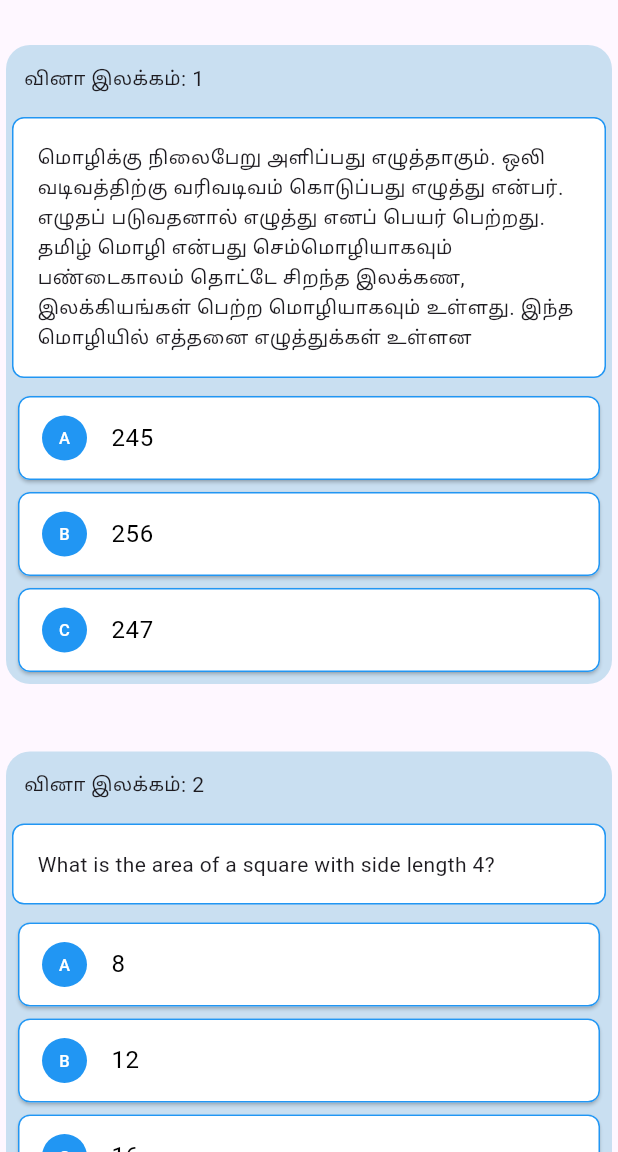
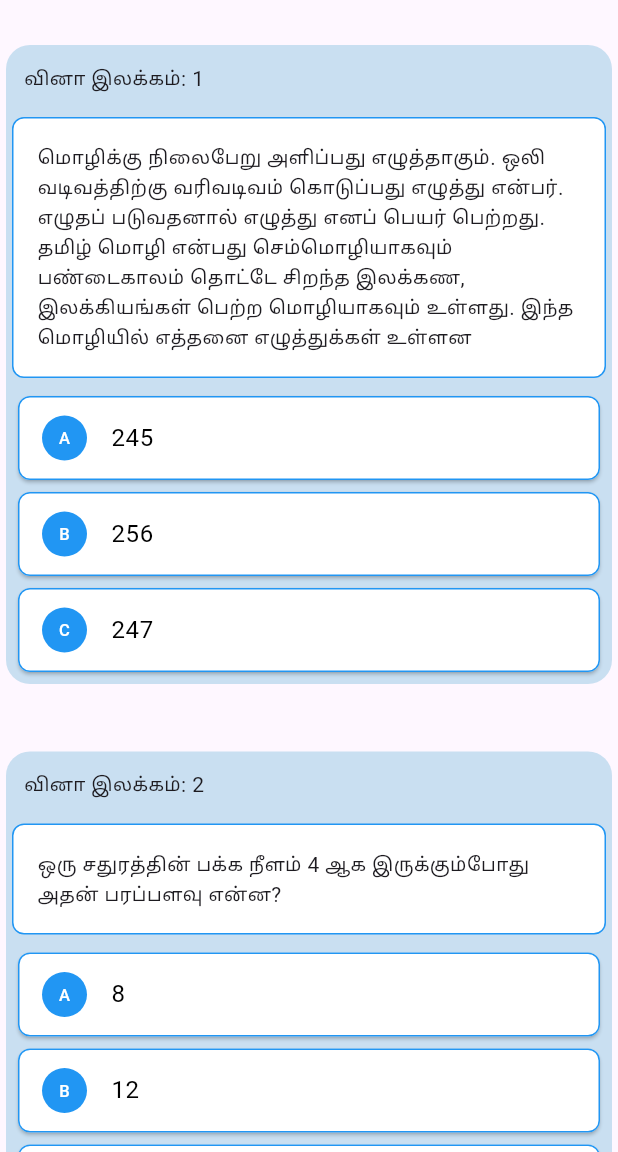
Before and after one commit to sm2irfan/flutter_application_1, a Flutter app: the screen it shows after launch, on a phone screen of 412 x 824 dp, the part 84-1236 px from its top. Run offline on Flutter 3.47's test engine with Material 3 defaults, Android fonts, the phone set to English and light mode, and no system bars.

Commit message:
added some more tamil data

```diff
--- a/lib/assets/data.dart
+++ b/lib/assets/data.dart
@@ -14,7 +14,8 @@ final Map<String, dynamic> jsonData = {
     },
     {
       "questionTitle": "வினா இலக்கம்: 2",
-      "questionText": "What is the area of a square with side length 4?",
+      "questionText":
+          "ஒரு சதுரத்தின் பக்க நீளம் 4 ஆக இருக்கும்போது அதன் பரப்பளவு என்ன?",
       "answerOptions": [
         {"answerPlace": "A", "answerText": "8", "boxNumber": "2.1"},
         {"answerPlace": "B", "answerText": "12", "boxNumber": "2.2"},
@@ -33,56 +34,61 @@ final Map<String, dynamic> jsonData = {
     },
     {
       "questionTitle": "வினா இலக்கம்: 4",
-      "questionText": "Which is the tallest mountain in the world?",
+      "questionText":
+          "ஒரு வட்டத்தின் ஆரம் 7 ஆக இருக்கும்போது அதன் சுற்றளவு என்ன?",
       "answerOptions": [
-        {
-          "answerPlace": "A",
-          "answerText":
-              " added an isSelected parameter to the AnswerOption widget. When isSelected is true, the AnswerOption widget will have a yellow background color. You can pass the selectedAnswer variable to the isSelected parameter to indicate which answer option is selected",
-          "boxNumber": "4.1"
-        },
-        {"answerPlace": "B", "answerText": "K2", "boxNumber": "4.2"},
-        {"answerPlace": "C", "answerText": "Kangchenjunga", "boxNumber": "4.3"}
+        {"answerPlace": "A", "answerText": "14π", "boxNumber": "4.1"},
+        {"answerPlace": "B", "answerText": "22π", "boxNumber": "4.2"},
+        {"answerPlace": "C", "answerText": "44π", "boxNumber": "4.3"}
       ]
     },
     {
       "questionTitle": "வினா இலக்கம்: 5",
-      "questionText": "The Earth is flat.",
+      "questionText": "5 மற்றும் 12 ஆகிய இரண்டு எண்களின் கூட்டு என்ன?",
       "answerOptions": [
-        {"answerPlace": "A", "answerText": "True", "boxNumber": "5.1"},
-        {"answerPlace": "B", "answerText": "False", "boxNumber": "5.2"}
+        {"answerPlace": "A", "answerText": "17", "boxNumber": "5.1"},
+        {"answerPlace": "B", "answerText": "60", "boxNumber": "5.2"},
+        {"answerPlace": "C", "answerText": "30", "boxNumber": "5.3"}
       ]
     },
     {
       "questionTitle": "வினா இலக்கம்: 6",
-      "questionText":
-          "We create a list of QuestionAnswerSet objects and pass each object to the questioAnswerSet() method. We also update the AnswerOption widget to accept an isCorrect parameter and change the color based on whether the answer is correct or not. Finally, we update the selectAnswer() method to accept a boolean parameter to indicate whether the selected answer is correct or not.We create a list of QuestionAnswerSet objects and pass each object to the questioAnswerSet() method. We also update the AnswerOption widget to accept an isCorrect parameter and change the color based on whether the answer is correct or not. Finally, we update the selectAnswer() method to accept a boolean parameter to indicate whether the selected answer is correct or not.",
+      "questionText": "ஒரு முக்கோணத்தின் மூன்று கோணங்களின் மொத்தம் என்ன?",
       "answerOptions": [
-        {"answerPlace": "A", "answerText": "True", "boxNumber": "6.1"},
-        {"answerPlace": "B", "answerText": "False", "boxNumber": "6.2"}
+        {"answerPlace": "A", "answerText": "180°", "boxNumber": "6.1"},
+        {"answerPlace": "B", "answerText": "360°", "boxNumber": "6.2"},
+        {"answerPlace": "C", "answerText": "90°", "boxNumber": "6.3"}
       ]
     },
     {
       "questionTitle": "வினா இலக்கம்: 7",
-      "questionText": "Which animal is known for its long neck?",
+      "questionText":
+          "ஒரு கிலோகிராம் அரிசி மற்றும் ஒரு கிலோகிராம் இரும்பு எது பாரியது?",
+      "answerOptions": [
+        {"answerPlace": "A", "answerText": "அரிசி", "boxNumber": "7.1"},
+        {"answerPlace": "B", "answerText": "இரும்பு", "boxNumber": "7.2"},
+        {"answerPlace": "C", "answerText": "இரண்டும் ஒன்றே", "boxNumber": "7.3"}
+      ]
+    },
+    {
+      "questionTitle": "வினா இலக்கம்: 8",
+      "questionText":
+          "ஒரு மணி நேரத்தில் ஒரு கார் 60 கிலோமீட்டர் செல்கிறது, அது 5 மணி நேரத்தில் எவ்வளவு தூரம் செல்லும்?",
       "answerOptions": [
         {
           "answerPlace": "A",
-          "answerText": "Elephant",
-          "boxNumber": "7.1",
-          "imageUrl": "[Image of Elephant]"
+          "answerText": "300 கிலோமீட்டர்",
+          "boxNumber": "8.1"
         },
         {
           "answerPlace": "B",
-          "answerText": "Giraffe",
-          "boxNumber": "7.2",
-          "imageUrl": "[Image of Giraffe]"
+          "answerText": "360 கிலோமீட்டர்",
+          "boxNumber": "8.2"
         },
         {
           "answerPlace": "C",
-          "answerText": "Lion",
-          "boxNumber": "7.3",
-          "imageUrl": "[Image of Lion]"
+          "answerText": "120 கிலோமீட்டர்",
+          "boxNumber": "8.3"
         }
       ]
     }
```
